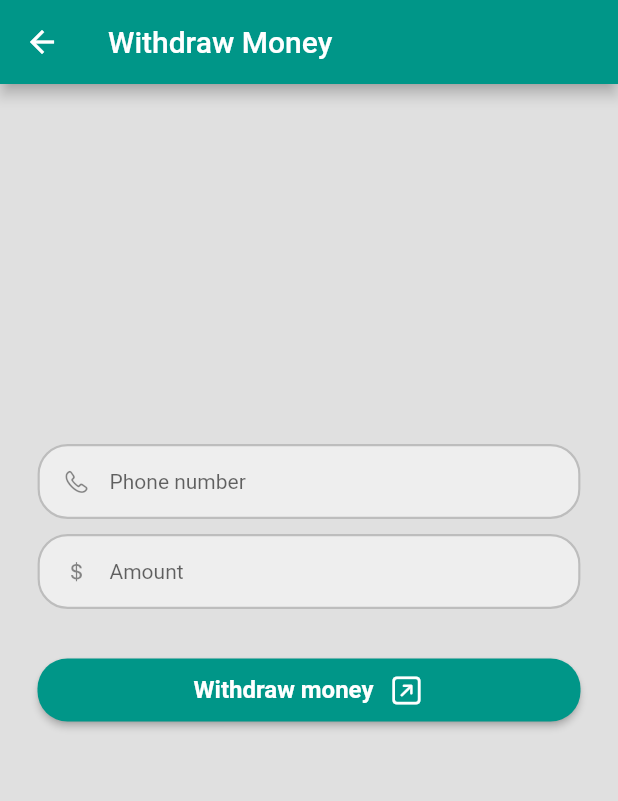
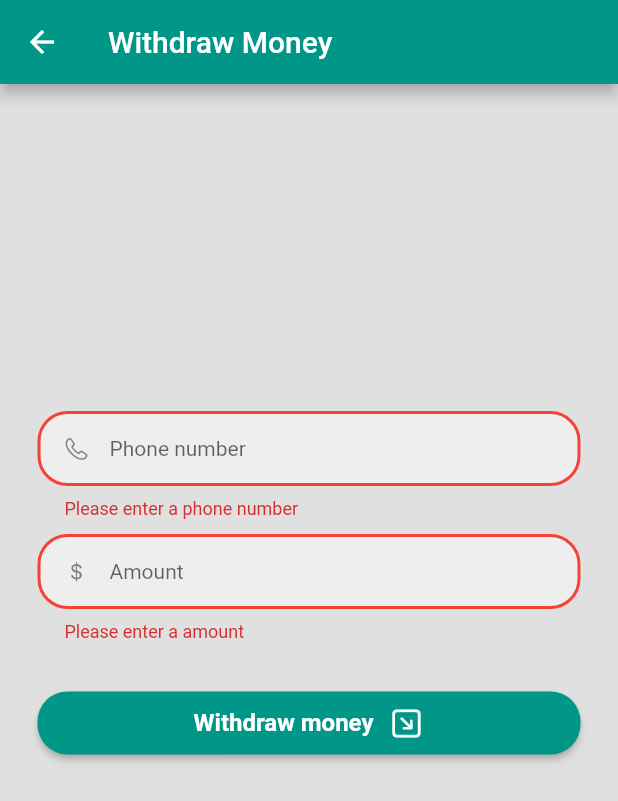
Before and after one commit to Toffee23/Bank, a Flutter app: the WithDrawPage screen opened directly, after a tap on "Withdraw money", on a phone screen of 412 x 824 dp. Shown: the top 801 px of the screen. Run offline on Flutter 3.47's test engine with Material 2 defaults, Android fonts, the phone set to English and light mode, and no system bars; our stand-ins replace flutter_riverpod, google_fonts, vibration.

Commit message:
Completed withdraw endpoint features

```diff
--- a/lib/client_api.dart
+++ b/lib/client_api.dart
@@ -74,15 +74,11 @@ class ClientApi {
     const String url = "$_baseUrl$_deposit";
 
     try {
-      log('Message');
       final http.Response response = await http.post(
         Uri.parse(url),
         headers: headers,
         body: jsonEncode(model.toJson()),
       );
-
-      log('Got response: ${response.body}');
-      log('Got response: ${response.statusCode}');
 
       if (response.statusCode == 200) {
         return RequestStatus.success;
@@ -108,12 +104,14 @@ class ClientApi {
         body: jsonEncode(model.toJson()),
       );
 
-      log('Got response: ${response.body}');
-
+      log(response.body);
       if (response.statusCode == 200) {
-        return UserModel.fromJson(jsonDecode(response.body));
+        return RequestStatus.success;
       } else {
-        return jsonDecode(response.body);
+        if (jsonDecode(response.body) == "Insufficient funds") {
+          return RequestStatus.insufficientFunds;
+        }
+        return RequestStatus.failed;
       }
     } on SocketException catch (e) {
       log('Failed due to Network issue $e');
@@ -202,4 +200,11 @@ class ClientApi {
 //       return RequestStatus.unKnownError;
 //     }
 //   }
-enum RequestStatus { networkFailure, serverError, unKnownError, success, failed }
+enum RequestStatus {
+  networkFailure,
+  serverError,
+  unKnownError,
+  success,
+  failed,
+  insufficientFunds
+}
--- a/lib/controllers.dart
+++ b/lib/controllers.dart
@@ -239,7 +239,6 @@ class Controller {
     TextEditingController phoneNumberController,
     TextEditingController amountController,
   ) {
-
     if (formKey.currentState?.validate() ?? false) {
       final int phoneNumber = int.parse(phoneNumberController.text.trim());
       final amount = num.parse(amountController.text.trim().formatToString);
@@ -253,17 +252,16 @@ class Controller {
   static Future<void> _deposit(
       BuildContext context, WidgetRef ref, DepositModel model) async {
     onFocusField();
-    _startSpinner(context, 'Please wait while we execute your transaction');
+    _startSpinner(context, 'Please wait while we process your transaction');
     ClientApi.deposit(model)
       .whenComplete(() => _stopSpinner(context))
         .then((response) {
-          log(response.toString());
       switch (response) {
         case RequestStatus.success:
           final balance = ref.watch(userModelStateNotifierProvider).balance + model.amount;
           ref.read(userModelStateNotifierProvider.notifier).update(balance: balance);
           return _showAlertDialog(context,
-            'Deposit of ${model.amount} was success and your new balance is $balance');
+            'Deposit of ${model.amount.toString().formatToPrice} was success and your new balance is ${balance.toString().formatToPrice}');
         default:
           switch (response) {
             case RequestStatus.failed:
@@ -289,16 +287,10 @@ class Controller {
     TextEditingController phoneNumberController,
     TextEditingController amountController,
   ) {
-    final int phoneNumber = int.parse(phoneNumberController.text.trim());
-    final int amount = int.parse(amountController.text.trim());
-
-    final user = ref.watch(userProvider)!;
-    log(user.id);
-    // return;
     if (formKey.currentState?.validate() ?? false) {
-      final DepositModel model =
-          DepositModel(phone: user.phoneNumber, amount: amount);
-
+      final int phoneNumber = int.parse(phoneNumberController.text.trim());
+      final amount = num.parse(amountController.text.trim().formatToString);
+      final WithdrawModel model = WithdrawModel(phone: phoneNumber, amount: amount);
       _withdraw(context, ref, model);
     } else {
       Vibration.vibrate(duration: 100);
@@ -306,32 +298,35 @@ class Controller {
   }
 
   static Future<void> _withdraw(
-      BuildContext context, WidgetRef ref, DepositModel model) async {
-    _startSpinner(context, 'Please wait while we check you in.');
-    ClientApi.deposit(model)
-        .whenComplete(() => _stopSpinner(context))
+      BuildContext context, WidgetRef ref, WithdrawModel model) async {
+    onFocusField();
+    _startSpinner(context, 'Please wait while we process your transaction');
+    ClientApi.withdraw(model)
+      .whenComplete(() => _stopSpinner(context))
         .then((response) {
-      switch (response.runtimeType) {
-        case UserModel:
-          gotoHome(context, ref, response);
-          break;
+      switch (response) {
+        case RequestStatus.success:
+          final balance = ref.watch(userModelStateNotifierProvider).balance - model.amount;
+          ref.read(userModelStateNotifierProvider.notifier).update(balance: balance);
+          return _showAlertDialog(context,
+            'Withdrawal of ${model.amount.toString().formatToPrice} was success and your new balance is ${balance.toString().formatToPrice}');
         default:
           switch (response) {
-            case 'wrong credentilas':
+            case RequestStatus.insufficientFunds:
               return _showAlertDialog(context,
-                  'Incorrect email or password. Please cross check your credentials and try again.');
+                  'Insufficient Funds.\n\nPlease fund your wallet first by depositing from you local bank or ask a friend to transfer some funds to you.');
+
+            case RequestStatus.failed:
+              return _showAlertDialog(context,
+                  'Your entered phone number did not match any of our account.\n\nPlease check the number and try again.');
 
             case RequestStatus.networkFailure:
               return _showAlertDialog(context,
-                  'We couldn\'t sign you in due to network interruption.\n\nPlease check your network and try again.');
-
-            case RequestStatus.unKnownError:
-              return _showAlertDialog(context,
-                  'We couldn\'t sign you in due to an unknown-error, please try again.\n\nIf error persists, please reach the admin for rectification.');
+                  'The transaction could not be completed due to network interruption.\n\nPlease check your network and try again.');
 
             default:
               return _showAlertDialog(context,
-                  'We couldn\'t sign you in due to an unknown-error, please try again.\n\nIf error persists, please reach the admin for rectification.');
+                  'Process could not be be completed, please try again.\n\nIf error persists, please reach the admin for rectification.');
           }
       }
     });
--- a/lib/models.dart
+++ b/lib/models.dart
@@ -128,7 +128,7 @@ class SendModel {
 
 class WithdrawModel {
   final int phone;
-  final int amount;
+  final num amount;
 
   WithdrawModel({
     required this.phone,
--- a/lib/pages/deposit_page.dart
+++ b/lib/pages/deposit_page.dart
@@ -1,6 +1,5 @@
 import 'package:flutter/cupertino.dart';
 import 'package:flutter/material.dart';
-import 'package:flutter/services.dart';
 import 'package:flutter_riverpod/flutter_riverpod.dart';
 import 'package:portfolio/widgets/my_button.dart';
 import 'package:portfolio/widgets/text_field.dart';
--- a/lib/pages/withdraw_page.dart
+++ b/lib/pages/withdraw_page.dart
@@ -15,16 +15,13 @@ class WithDrawPage extends ConsumerStatefulWidget {
 
 class _WithDrawPageState extends ConsumerState<WithDrawPage> {
   final _formKey = GlobalKey<FormState>();
-  final _emailController = TextEditingController();
   final _phoneNumberController = TextEditingController();
   final _amountController = TextEditingController();
-  final _emailFocusNode = FocusNode();
   final _phoneNumberFocusNode = FocusNode();
   final _amountFocusNode = FocusNode();
 
   @override
   void dispose() {
-    _emailController.dispose();
     _phoneNumberController.dispose();
     _amountController.dispose();
     super.dispose();
@@ -49,15 +46,6 @@ class _WithDrawPageState extends ConsumerState<WithDrawPage> {
                   key: _formKey,
                   child: Column(
                     children: <CustomTextFormField>[
-                        // CustomTextFormField(
-                        //   controller: _emailController,
-                        //   focusNode: _emailFocusNode,
-                        //   keyboardType: TextInputType.text,
-                        //   hintText: 'Sender\'s Email',
-                        //   prefixIcon: const Icon(CupertinoIcons.mail),
-
-                        //   // validator: Controller.phoneNumberValidator,
-                        // ),
                       CustomTextFormField(
                         controller: _phoneNumberController,
                         focusNode: _phoneNumberFocusNode,
@@ -66,18 +54,17 @@ class _WithDrawPageState extends ConsumerState<WithDrawPage> {
                         prefixText: '+ 234 ',
                         inputFormatters: [PhoneNumberInputFormatter()],
                         prefixIcon: const Icon(CupertinoIcons.phone),
-                          // validator: Controller.phoneNumberValidator,
+                        validator: Controller.phoneNumberValidator,
                       ),
                       CustomTextFormField(
                         controller: _amountController,
                         focusNode: _amountFocusNode,
-                          keyboardType: TextInputType.number,
-                          inputFormatters: [
-                            FilteringTextInputFormatter.digitsOnly
-                          ],
+                        keyboardType: const TextInputType.numberWithOptions(decimal: true),
+                        inputFormatters: [NumberInputFormatter()],
                         hintText: 'Amount',
+                        onEditingComplete: Controller.updateNumber(_amountController),
                         prefixIcon: const Icon(CupertinoIcons.money_dollar),
-                          // validator: Controller.emailValidator,
+                        validator: Controller.amount,
                       ),
                     ],
                   ),
@@ -94,7 +81,7 @@ class _WithDrawPageState extends ConsumerState<WithDrawPage> {
                     );
                   },
                   text: 'Withdraw money',
-                      icon: const Icon(CupertinoIcons.arrow_up_right_square)),
+                  icon: const Icon(CupertinoIcons.arrow_down_right_square)),
               ]),
           ),
         ),
```
Lines whose indentation alone changed are shown as unchanged.
